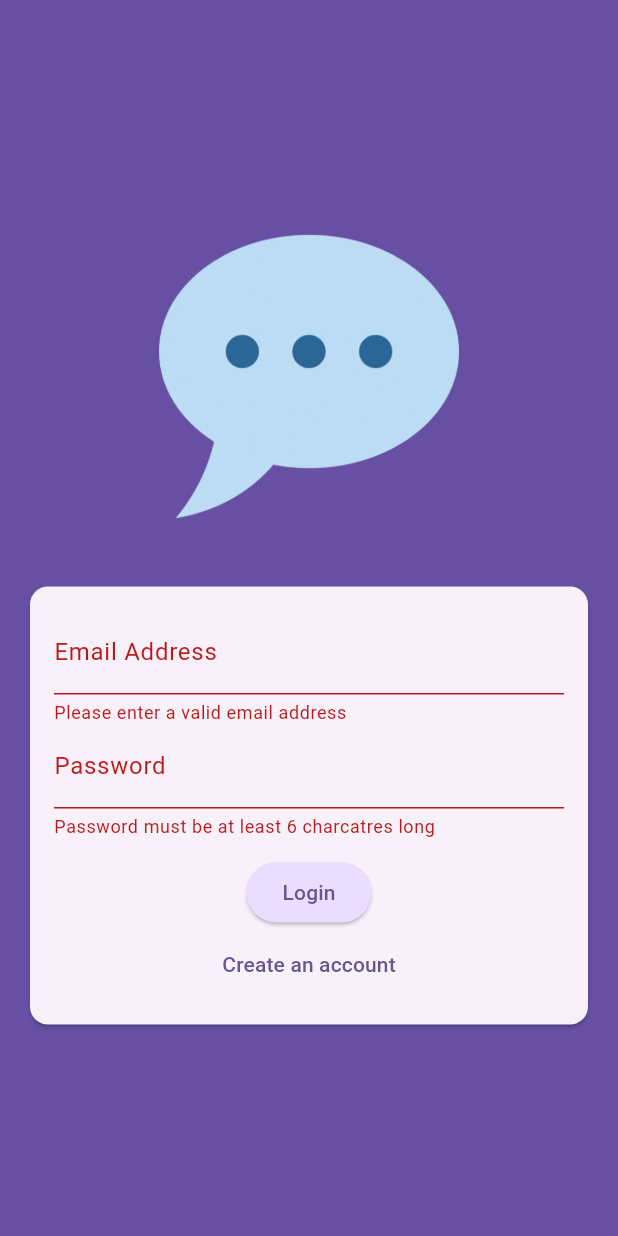
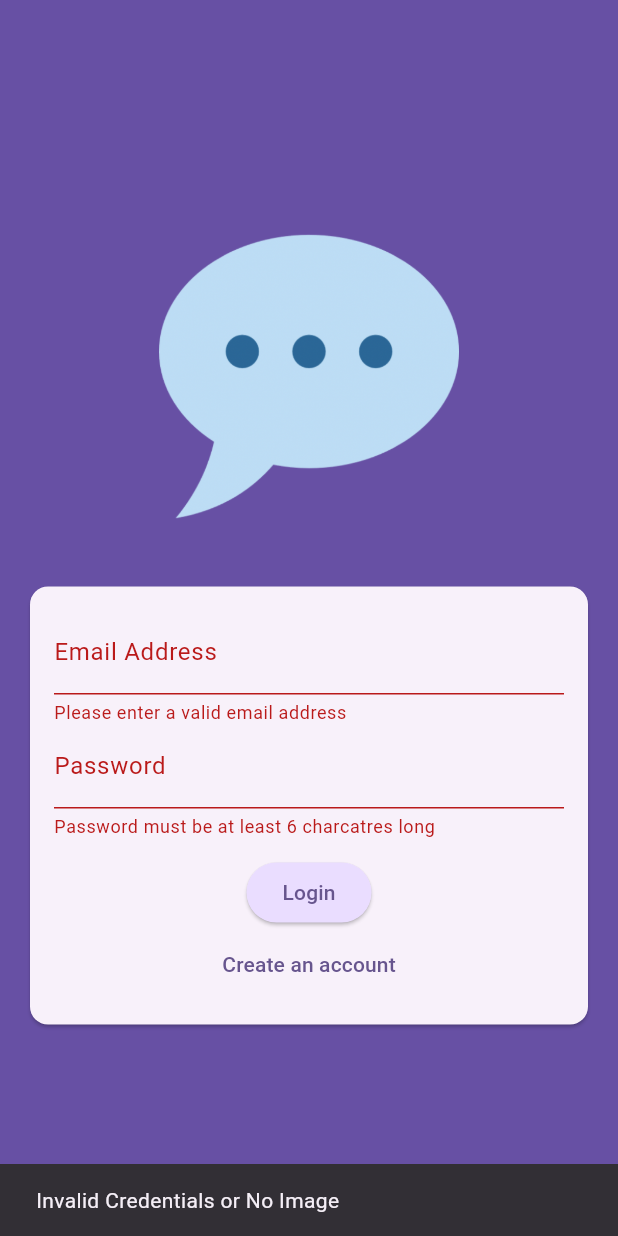
Before and after one commit to akshay-81/flutter-ChatApp, a Flutter app: the screen it shows after launch, after a tap on "Login", on a phone screen of 412 x 824 dp. Run offline on Flutter 3.47's test engine with Material 3 defaults, Android fonts, the phone set to English and light mode, and no system bars; our stand-ins replace firebase_auth, firebase_core, firebase_storage, image_picker; accounts and stored records are empty.

Commit message:
added image upload and authentication 23/06 4.50pm

```diff
--- a/lib/screens/auth.dart
+++ b/lib/screens/auth.dart
@@ -1,6 +1,10 @@
 // ignore_for_file: use_build_context_synchronously
 
+import 'dart:io';
+import 'dart:isolate';
+
 import 'package:app_eight/widgets/user_image_picker.dart';
+import 'package:firebase_storage/firebase_storage.dart';
 import 'package:flutter/material.dart';
 import 'package:firebase_auth/firebase_auth.dart';
 
@@ -20,27 +24,45 @@ class _AuthScreenState extends State<AuthScreen> {
   var _enteredEmail = '';
   var _enteredPassword = '';
   var _isLogin = true;
+  var _isAuthenticating = false;
+  File? _selectedImage;
 
   void _submit() async {
     final isValid = _form.currentState!.validate();
 
-    if (!isValid) {
+    if (!isValid || (!_isLogin && _selectedImage == null)) {
+      ScaffoldMessenger.of(context).showSnackBar(
+          const SnackBar(content: Text('Invalid Credentials or No Image')));
       return;
     }
 
     _form.currentState!.save();
     try {
+      setState(() {
+        _isAuthenticating = true;
+      });
       if (_isLogin) {
         final userCredentials = await _firebase.signInWithEmailAndPassword(
             email: _enteredEmail, password: _enteredPassword);
       } else {
         final userCredentials = await _firebase.createUserWithEmailAndPassword(
             email: _enteredEmail, password: _enteredPassword);
+        final storageRef = FirebaseStorage.instance
+            .ref()
+            .child('user_images')
+            .child('${userCredentials.user!.uid}.jpg');
+
+        await storageRef.putFile(_selectedImage!);
+        final imageUrl = await storageRef.getDownloadURL();
+        print(imageUrl);
       }
     } on FirebaseAuthException catch (error) {
       ScaffoldMessenger.of(context).clearSnackBars();
       ScaffoldMessenger.of(context).showSnackBar(
           SnackBar(content: Text(error.message ?? 'Authentication failed')));
+      setState(() {
+        _isAuthenticating = false;
+      });
     }
   }
 
@@ -73,7 +95,12 @@ class _AuthScreenState extends State<AuthScreen> {
                       child: Column(
                         mainAxisSize: MainAxisSize.min,
                         children: [
-                          if (!_isLogin) const UserImagePicker(),
+                          if (!_isLogin)
+                            UserImagePicker(
+                              onPickImage: (pickedImage) {
+                                _selectedImage = pickedImage;
+                              },
+                            ),
                           TextFormField(
                             decoration: const InputDecoration(
                                 labelText: 'Email Address'),
@@ -107,6 +134,9 @@ class _AuthScreenState extends State<AuthScreen> {
                             },
                           ),
                           const SizedBox(height: 12),
+                          if (_isAuthenticating)
+                            const CircularProgressIndicator(),
+                          if (!_isAuthenticating)
                             ElevatedButton(
                               onPressed: _submit,
                               style: ElevatedButton.styleFrom(
@@ -116,6 +146,7 @@ class _AuthScreenState extends State<AuthScreen> {
                               ),
                               child: Text(_isLogin ? 'Login' : 'Signup'),
                             ),
+                          if (!_isAuthenticating)
                             TextButton(
                               onPressed: () {
                                 setState(() {
--- a/lib/widgets/user_image_picker.dart
+++ b/lib/widgets/user_image_picker.dart
@@ -4,7 +4,9 @@ import 'package:flutter/material.dart';
 import 'package:image_picker/image_picker.dart';
 
 class UserImagePicker extends StatefulWidget {
-  const UserImagePicker({super.key});
+  const UserImagePicker({super.key, required this.onPickImage});
+
+  final void Function(File pickedImage) onPickImage;
 
   @override
   State<UserImagePicker> createState() => _UserImagePickerState();
@@ -27,6 +29,8 @@ class _UserImagePickerState extends State<UserImagePicker> {
     setState(() {
       _pickedImageFile = File(pickedImage.path);
     });
+
+    widget.onPickImage(_pickedImageFile!);
   }
 
   @override
```
Lines whose indentation alone changed are shown as unchanged.
